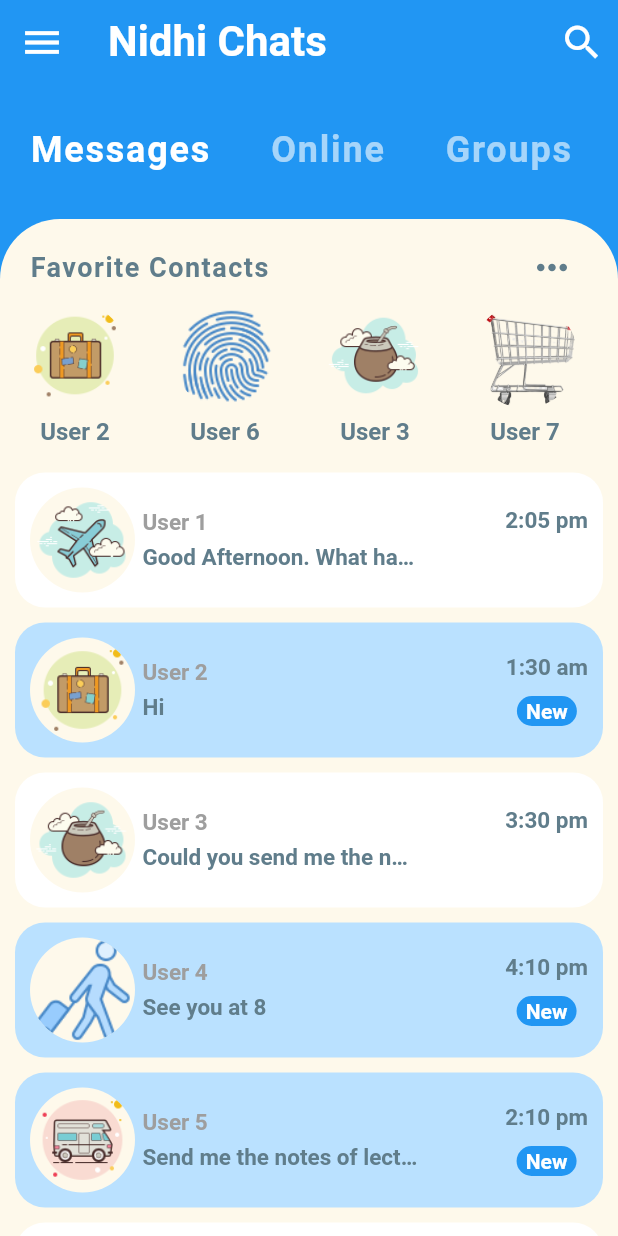
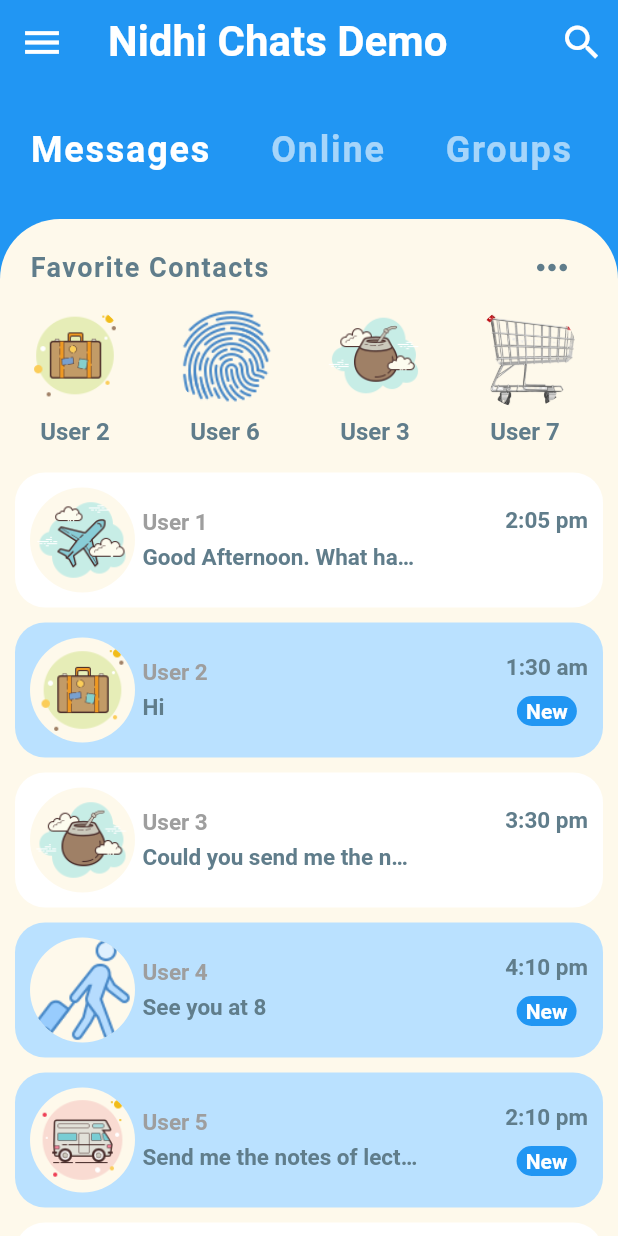
Before and after one commit to nidhikamath2102/FlutterChatDemo, a Flutter app: the screen it shows after launch, on a phone screen of 412 x 824 dp. Run offline on Flutter 3.47's test engine with Material 2 defaults, Android fonts, the phone set to English and light mode, and no system bars.

Commit message:
initial commit

```diff
--- a/lib/screens/home_screen.dart
+++ b/lib/screens/home_screen.dart
@@ -22,7 +22,7 @@ class _HomeScreen extends State<HomeScreen> {
           onPressed: () {},
         ),
         title: Text(
-          "Nidhi Chats",
+          "Nidhi Chats Demo",
           style: TextStyle(fontSize: 28.0, fontWeight: FontWeight.bold),
         ),
         actions: <Widget>[
```
